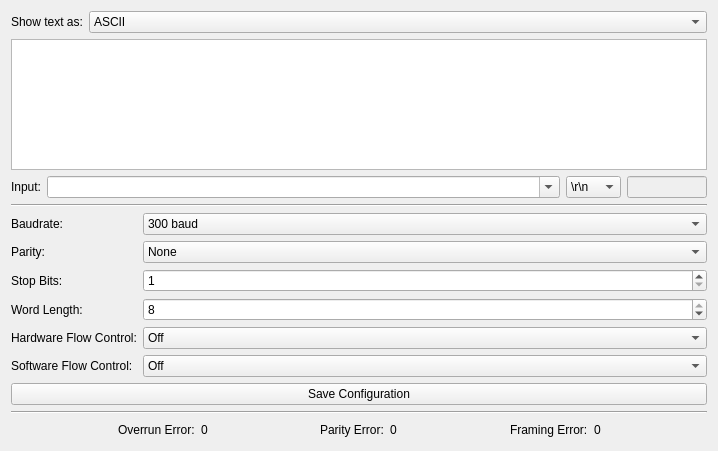
Tinkerforge/brickv, file src/brickv/plugin_system/plugins/rs232/ui/rs232.ui: the form before one commit.
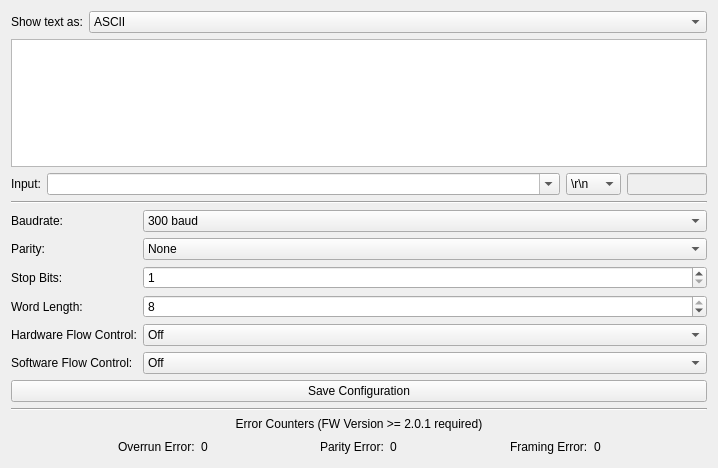
The form after the commit.

Commit message: Unify firmware version requirement display style

The edit to the form file:
```diff
--- a/src/brickv/plugin_system/plugins/rs232/ui/rs232.ui
+++ b/src/brickv/plugin_system/plugins/rs232/ui/rs232.ui
@@ -7,7 +7,7 @@
     <x>0</x>
     <y>0</y>
     <width>718</width>
-    <height>451</height>
+    <height>468</height>
    </rect>
   </property>
   <property name="windowTitle">
@@ -389,6 +389,22 @@
     </widget>
    </item>
    <item>
+    <widget class="QLabel" name="label_no_error_support">
+     <property name="text">
+      <string>Error Counters (FW Version &gt;= 2.0.1 required)</string>
+     </property>
+     <property name="alignment">
+      <set>Qt::AlignCenter</set>
+     </property>
+    </widget>
+   </item>
+   <item>
+    <widget class="QWidget" name="widget_errors" native="true">
+     <layout class="QVBoxLayout" name="verticalLayout_2">
+      <property name="margin">
+       <number>0</number>
+      </property>
+      <item>
     <layout class="QHBoxLayout" name="horizontalLayout_3">
      <item>
       <spacer name="horizontalSpacer">
@@ -485,6 +501,9 @@
       </spacer>
      </item>
     </layout>
+      </item>
+     </layout>
+    </widget>
    </item>
   </layout>
  </widget>
```
Lines whose indentation alone changed are shown as unchanged. The commit also changes 2 other files.
